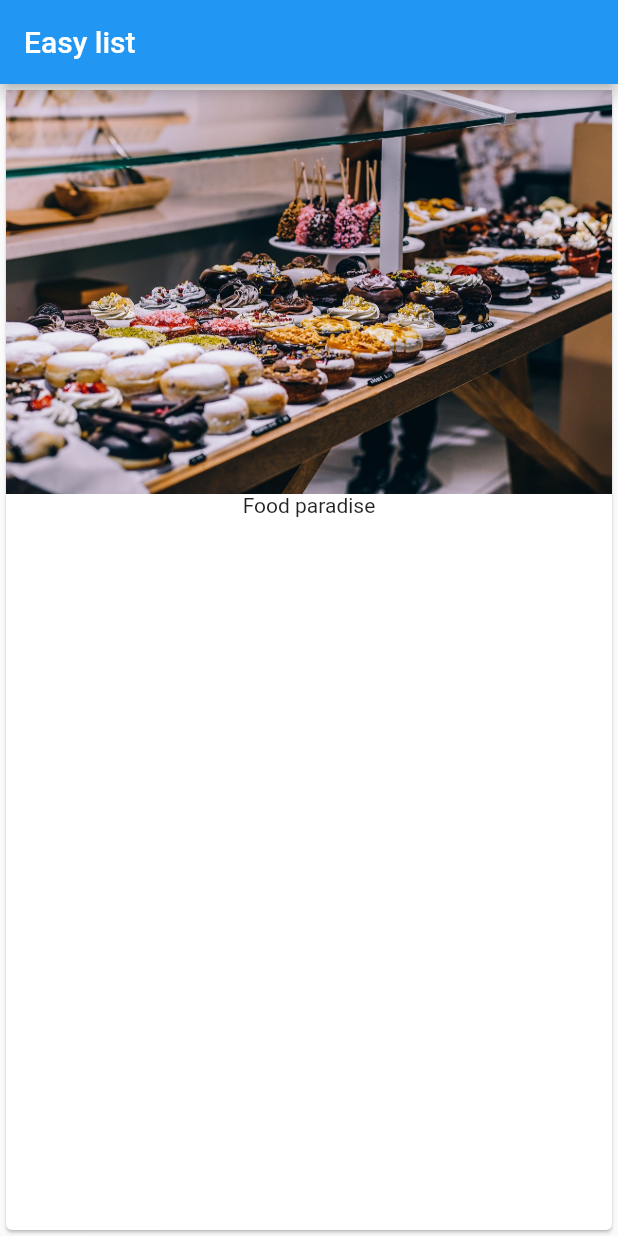
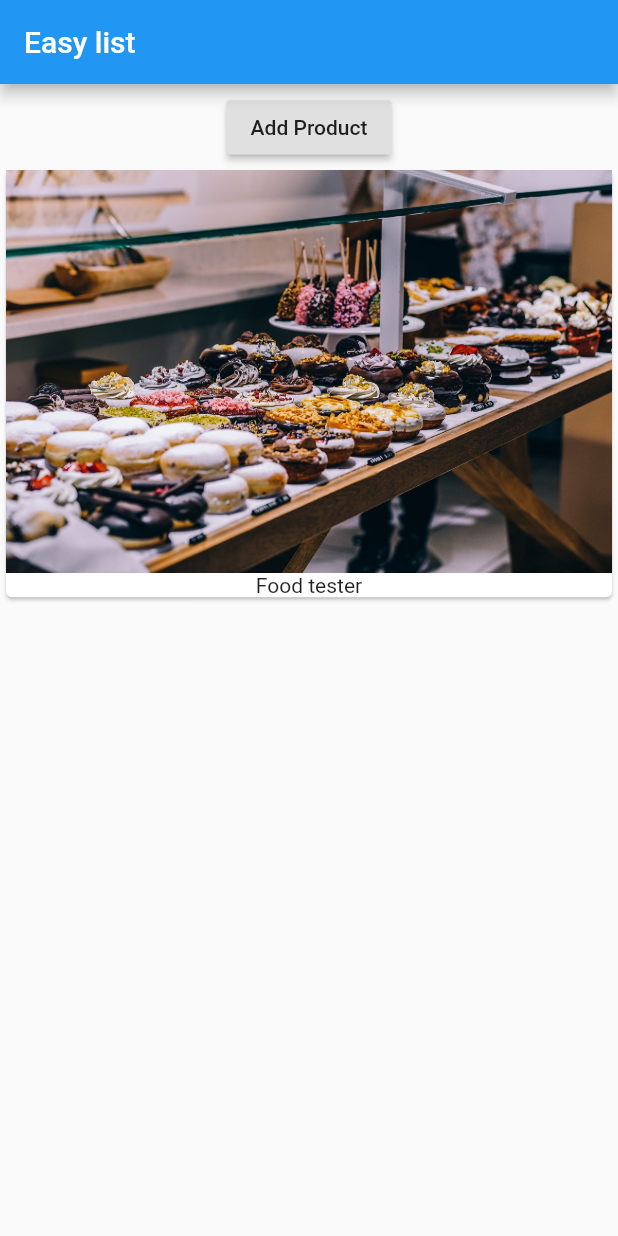
Before and after one commit to VasanthakumarV/mm-flutter, a Flutter app: the screen it shows after launch, on a phone screen of 412 x 824 dp. Run offline on Flutter 3.47's test engine with Material 2 defaults, Android fonts, the phone set to English and light mode, and no system bars.

Commit message:
different dirs

```diff
--- a/intro/lib/main.dart
+++ b/intro/lib/main.dart
@@ -1,4 +1,6 @@
 import 'package:flutter/material.dart';
+
+import './product_manager.dart';
 
 void main() => runApp(MyApp());
 
@@ -10,14 +12,7 @@ class MyApp extends StatelessWidget {
         appBar: AppBar(
           title: Text("Easy list"),
         ),
-        body: Card(
-          child: Column(
-            children: <Widget>[
-              Image.asset("images/food.jpg"),
-              Text("Food paradise"),
-            ],
-          ),
-        ),
+        body: ProductManager(),
       ),
     );
   }
--- /dev/null
+++ b/intro/lib/product_manager.dart
@@ -0,0 +1,32 @@
+import 'package:flutter/material.dart';
+
+import './products.dart';
+
+class ProductManager extends StatefulWidget {
+  @override
+  State<StatefulWidget> createState() {
+    return _ProductManagerState();
+  }
+}
+
+class _ProductManagerState extends State<ProductManager> {
+  List<String> _products = ['Food tester'];
+
+  @override
+  Widget build(BuildContext context) {
+    return Column(children: [
+      Container(
+        margin: EdgeInsets.fromLTRB(0.0, 5.0, 0.0, 0.0),
+        child: RaisedButton(
+          onPressed: () {
+            setState(() {
+              _products.add("Advanced Food Tester");
+            });
+          },
+          child: Text("Add Product"),
+        ),
+      ),
+      Products(_products),
+    ]);
+  }
+}
--- /dev/null
+++ b/intro/lib/products.dart
@@ -0,0 +1,23 @@
+import 'package:flutter/material.dart';
+
+class Products extends StatelessWidget {
+  final List<String> products;
+  Products(this.products);
+
+  @override
+  Widget build(BuildContext context) {
+    return Column(
+        children: products
+            .map(
+              (element) => Card(
+                    child: Column(
+                      children: <Widget>[
+                        Image.asset("images/food.jpg"),
+                        Text(element),
+                      ],
+                    ),
+                  ),
+            )
+            .toList());
+  }
+}
```
